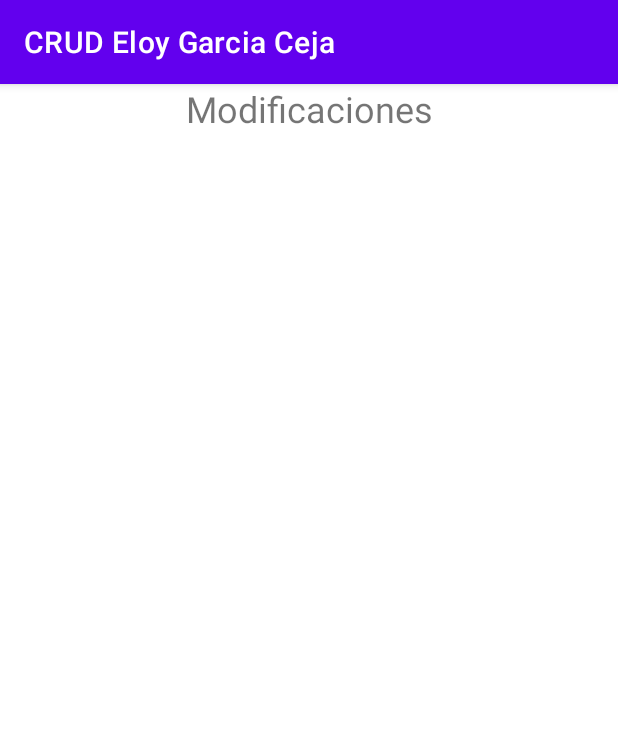
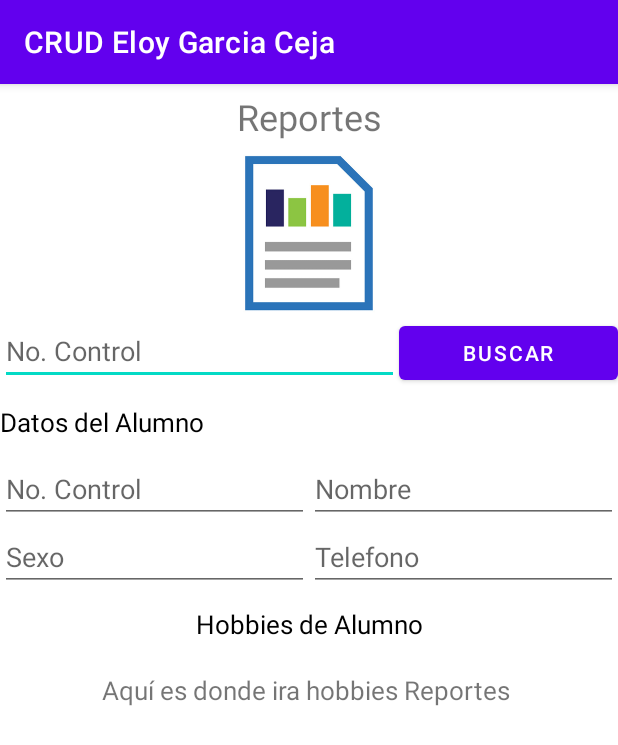
Before and after one commit to wineloy/hobbiesITJ, an Android app: the ReportesDatos screen opened directly, with no data from a screen before it, on a phone screen of 412 x 824 dp. Shown: the top 745 px of the screen. Run offline under Robolectric (Android 15) with nearby library versions, the light colour scheme and no system bars.

Commit message:
Solucinado detalle de diseño

```diff
--- a/app/src/main/res/layout/hobbies_reportes.xml
+++ b/app/src/main/res/layout/hobbies_reportes.xml
@@ -1,6 +1,26 @@
 <?xml version="1.0" encoding="utf-8"?>
 <LinearLayout xmlns:android="http://schemas.android.com/apk/res/android"
-    android:orientation="vertical" android:layout_width="match_parent"
+    android:id="@+id/hobbieDinamico"
+    android:layout_width="match_parent"
     android:layout_height="match_parent">
 
+    <EditText
+        android:id="@+id/edtDescripcionHobbie"
+        android:layout_width="wrap_content"
+        android:layout_height="wrap_content"
+        android:layout_weight="1"
+        android:ems="10"
+        android:hint="Descripcion"
+        android:enabled="false"
+        android:inputType="textPersonName" />
+
+    <EditText
+        android:id="@+id/edtTiempoHobbie"
+        android:layout_width="wrap_content"
+        android:layout_height="wrap_content"
+        android:layout_weight="1"
+        android:enabled="false"
+        android:ems="10"
+        android:hint="Tiempo Dedicado"
+        android:inputType="number" />
 </LinearLayout>
--- a/app/src/main/res/layout/modificaciones_datos.xml
+++ b/app/src/main/res/layout/modificaciones_datos.xml
@@ -43,7 +43,7 @@
                     android:layout_height="wrap_content"
                     android:layout_weight="1"
                     android:ems="10"
-                    android:hint="No. Control o Nombre"
+                    android:hint="No. Control"
                     android:inputType="textPersonName" />
 
                 <Button
--- a/app/src/main/res/layout/registro_alumnos.xml
+++ b/app/src/main/res/layout/registro_alumnos.xml
@@ -22,8 +22,7 @@
                 android:layout_width="match_parent"
                 android:layout_height="wrap_content"
                 android:gravity="center"
-                android:text="Formulario de registro
-        "
+                android:text="Formulario de registro"
                 android:textSize="24sp" />
 
             <ImageView
--- a/app/src/main/res/layout/reportes_datos.xml
+++ b/app/src/main/res/layout/reportes_datos.xml
@@ -3,7 +3,7 @@
     xmlns:app="http://schemas.android.com/apk/res-auto"
     xmlns:tools="http://schemas.android.com/tools"
     android:layout_width="match_parent"
-    android:layout_height="match_parent"
+    android:layout_height="wrap_content"
     android:orientation="vertical"
     tools:context=".ReportesDatos">
 
@@ -11,8 +11,127 @@
         android:id="@+id/textView5"
         android:layout_width="match_parent"
         android:layout_height="wrap_content"
-        android:text="Modificaciones"
-        android:textSize="24dp"
-        android:gravity="center"/>
+        android:gravity="center"
+        android:layout_marginTop="5dp"
+        android:text="Reportes"
+        android:textSize="24dp" />
+
+    <ImageView
+        android:id="@+id/imageView4"
+        android:layout_width="119dp"
+        android:layout_height="112dp"
+        android:layout_gravity="center"
+        android:layout_marginTop="5dp"
+        app:srcCompat="@drawable/reportes" />
+
+    <LinearLayout
+        android:layout_width="match_parent"
+        android:layout_height="match_parent"
+        android:orientation="horizontal">
+
+        <EditText
+            android:id="@+id/edtBusqueda"
+            android:layout_width="wrap_content"
+            android:layout_height="wrap_content"
+            android:layout_weight="1"
+            android:ems="10"
+            android:hint="No. Control"
+            android:inputType="textPersonName" />
+
+        <Button
+            android:id="@+id/btnBuscarAlumno"
+            android:layout_width="wrap_content"
+            android:layout_height="wrap_content"
+            android:layout_weight="1"
+            android:text="Buscar" />
+    </LinearLayout>
+    <TextView
+        android:id="@+id/tvInformacion"
+        android:layout_width="match_parent"
+        android:layout_height="wrap_content"
+        android:layout_marginTop="10dp"
+        android:layout_marginBottom="10dp"
+        android:text="Datos del Alumno"
+        android:textColor="@color/black"
+        android:textSize="17dp" />
+
+    <LinearLayout
+        android:layout_width="match_parent"
+        android:layout_height="wrap_content"
+        android:orientation="horizontal">
+
+        <EditText
+            android:id="@+id/edtNumeroControl"
+            android:layout_width="wrap_content"
+            android:layout_height="wrap_content"
+            android:layout_weight="1"
+            android:ems="10"
+            android:enabled="true"
+            android:hint="No. Control"
+            android:inputType="textPersonName" />/>
+
+        <EditText
+            android:id="@+id/edtNombre"
+            android:layout_width="wrap_content"
+            android:layout_height="wrap_content"
+            android:layout_weight="1"
+            android:ems="10"
+            android:enabled="true"
+            android:hint="Nombre"
+            android:inputType="textPersonName" />/>
+    </LinearLayout>
+
+    <LinearLayout
+        android:layout_width="match_parent"
+        android:layout_height="wrap_content"
+        android:layout_marginBottom="0dp"
+        android:orientation="horizontal">
+
+        <EditText
+            android:id="@+id/edtSexo"
+            android:layout_width="wrap_content"
+            android:layout_height="wrap_content"
+            android:layout_weight="1"
+            android:ems="10"
+            android:enabled="true"
+            android:hint="Sexo"
+            android:inputType="textPersonName" />/>
+
+        <EditText
+            android:id="@+id/edtTelefono"
+            android:layout_width="wrap_content"
+            android:layout_height="wrap_content"
+            android:layout_weight="1"
+            android:ems="10"
+            android:enabled="true"
+            android:hint="Telefono"
+            android:inputType="textPersonName" />
+    </LinearLayout>
+
+    <TextView
+        android:id="@+id/tvInformacion3"
+        android:layout_width="match_parent"
+        android:layout_height="wrap_content"
+        android:layout_marginTop="10dp"
+        android:layout_marginBottom="10dp"
+        android:text="Hobbies de Alumno"
+        android:gravity="center"
+        android:textColor="@color/black"
+        android:textSize="17dp" />
+
+    <ScrollView
+        android:layout_width="match_parent"
+        android:layout_height="match_parent"/>
+    <TextView
+        android:id="@+id/test"
+        android:layout_width="match_parent"
+        android:layout_height="wrap_content"
+        android:layout_marginTop="10dp"
+        android:layout_marginBottom="10dp"
+        android:text="Aquí es donde ira hobbies Reportes
+"
+        android:gravity="center"
+        android:textSize="17dp" />
+
 
 </LinearLayout>
```
